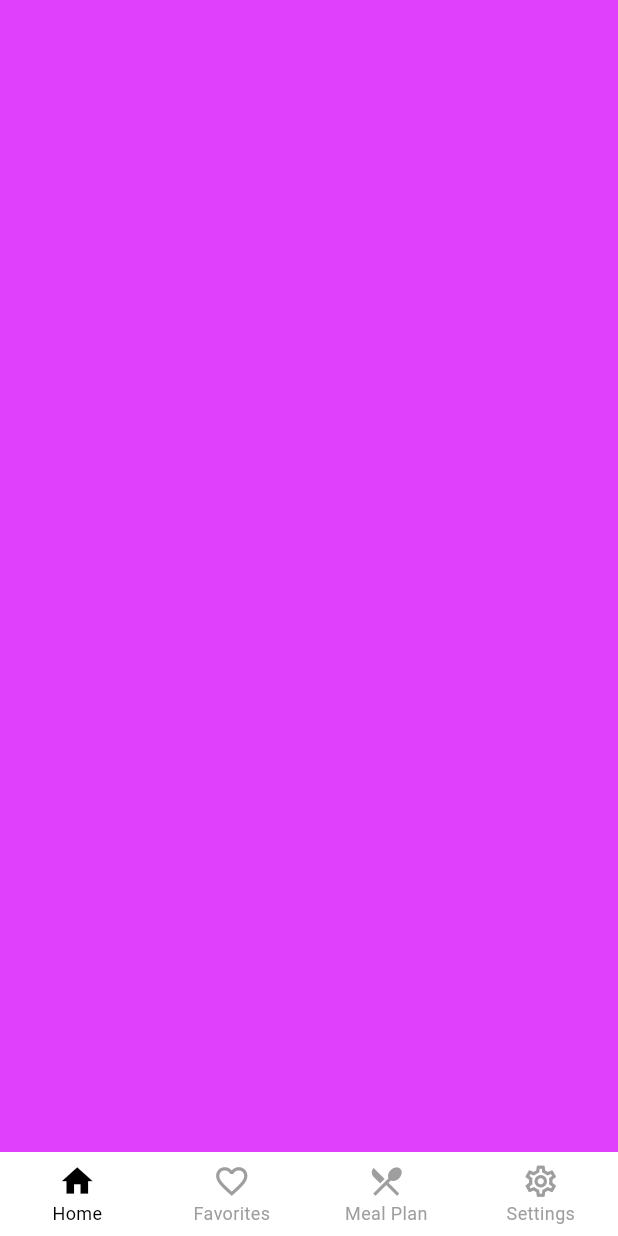
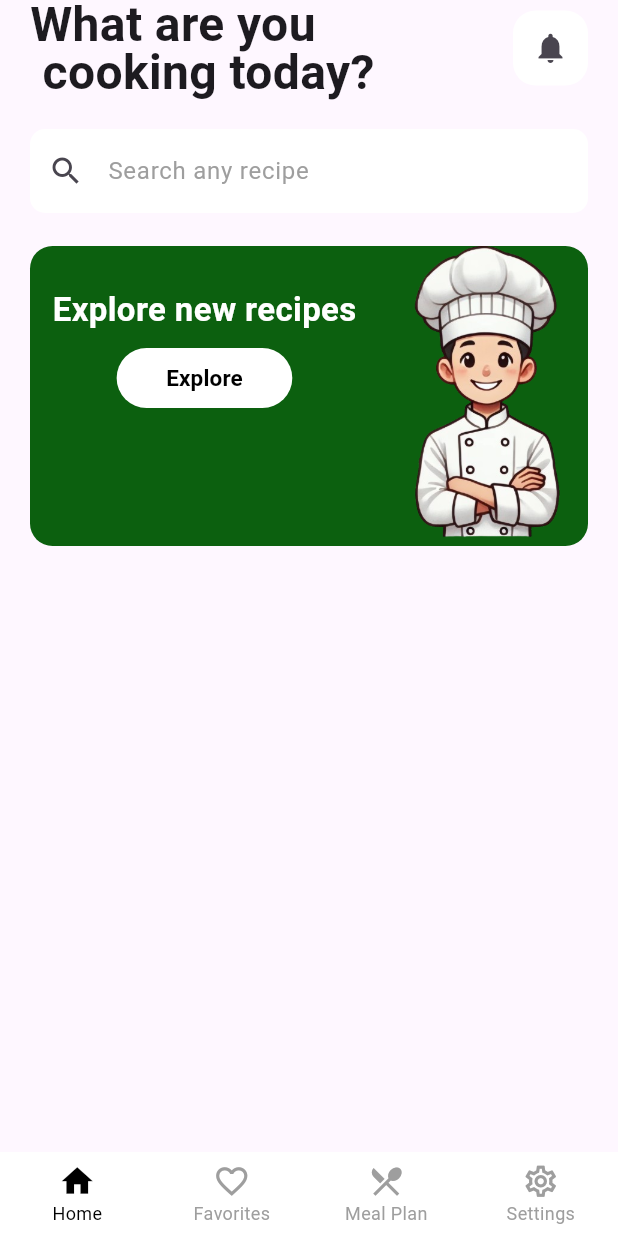
Before and after one commit to Prathisthapandey12/recipe_app, a Flutter app: the screen it shows after launch, on a phone screen of 412 x 824 dp. Run offline on Flutter 3.47's test engine with Material 3 defaults, Android fonts, the phone set to English and light mode, and no system bars; our stand-ins replace firebase_core; accounts and stored records are empty.

Commit message:
updated home screen

```diff
--- a/lib/views/app_home_screen.dart
+++ b/lib/views/app_home_screen.dart
@@ -1,5 +1,6 @@
 import 'package:flutter/material.dart';
-
+import 'package:recipe_app/widgets/my_icon_button.dart';
+import 'package:recipe_app/widgets/banner.dart';
 class AppHomeScreen extends StatefulWidget{
   const AppHomeScreen({Key? key}) : super(key: key);
 
@@ -12,7 +13,49 @@ class _AppHomeScreenState extends State<AppHomeScreen>{
   @override
   Widget build(BuildContext context){
     return Scaffold(
-      backgroundColor: Colors.purpleAccent,
+      body : SafeArea(child: SingleChildScrollView(
+        child: Column(
+          crossAxisAlignment: CrossAxisAlignment.start,
+          children : [
+              Padding(
+                padding : EdgeInsets.symmetric(horizontal: 20),
+                child : Column(
+                  children: [
+                    Row(children: [
+                      Text('What are you \n cooking today?', style: TextStyle(fontSize: 32, fontWeight: FontWeight.bold,height: 1,),),
+                      const Spacer(),
+                      MyIconButton(icon: Icons.notifications, pressed: (){},),
+
+                    ],),
+                    Padding(
+                      padding: EdgeInsets.symmetric(vertical: 22),
+                      child: TextField(
+                        decoration: InputDecoration(
+                          prefixIcon: Icon(Icons.search),
+                          filled: true,
+                          fillColor: Colors.white,
+                          border: InputBorder.none,
+                          hintText : 'Search any recipe',
+                          hintStyle: TextStyle(color: Colors.grey),
+                          enabledBorder: OutlineInputBorder(
+                            borderRadius: BorderRadius.circular(10),
+                            borderSide: BorderSide.none,
+                          ),
+                          focusedBorder: OutlineInputBorder(
+                            borderRadius: BorderRadius.circular(10),
+                            borderSide: BorderSide.none,
+                          ),
+                        ),
+                      ),
+                    ),
+                    BannerToExplore(),
+                ],)
+              ),
+
+          ]
+        ),
+      ),
+      ),
     );
   }
 }
--- /dev/null
+++ b/lib/widgets/banner.dart
@@ -0,0 +1,45 @@
+import 'package:flutter/material.dart';
+
+class BannerToExplore extends StatelessWidget {
+  const BannerToExplore({super.key});
+
+  @override
+  Widget build(BuildContext context) {
+    return Container(
+      width: double.infinity,
+      height: 200,
+      decoration: BoxDecoration(
+        borderRadius: BorderRadius.circular(15),
+        color: const Color.fromARGB(255, 12, 96, 15),
+      ),
+      child: Stack(
+        children : [
+          Positioned(
+            top : 30,
+            left : 15,
+            child : Column(children: [
+              Text('Explore new recipes', style: TextStyle(fontSize: 22, fontWeight: FontWeight.bold, color: Colors.white, height : 1.1),),
+              SizedBox(height: 10,),
+              ElevatedButton(
+                style: ElevatedButton.styleFrom(
+                  padding: EdgeInsets.symmetric(horizontal: 33),
+                  backgroundColor: Colors.white,
+                  elevation: 0,
+                ),
+                onPressed: (){},
+                child: Text("Explore",style: TextStyle(fontSize: 15,fontWeight: FontWeight.bold, color : Colors.black,),)
+              ),
+          ],)
+          ),
+          Positioned(
+            top: 0,
+            bottom: 0,
+            right: -30,
+            child: Image.asset('assets/images/cheff.png'),
+          ),
+
+        ],
+      ),
+    );
+  }
+}
--- /dev/null
+++ b/lib/widgets/my_icon_button.dart
@@ -0,0 +1,23 @@
+import 'package:flutter/material.dart';
+
+class MyIconButton extends StatelessWidget {
+
+  final IconData icon;
+  final VoidCallback pressed;
+  const MyIconButton({super.key, required this.icon, required this.pressed});
+
+  @override
+  Widget build(BuildContext context) {
+    return IconButton(
+      style: IconButton.styleFrom(
+        shape: RoundedRectangleBorder(
+          borderRadius: BorderRadius.circular(15)
+          ),
+        backgroundColor: Colors.white,
+        fixedSize: Size(50, 50),
+      ),
+      icon: Icon(icon),
+      onPressed: pressed,
+    );
+  }
+}
--- a/pubspec.yaml
+++ b/pubspec.yaml
@@ -52,7 +52,9 @@ dev_dependencies:
 
 # The following section is specific to Flutter packages.
 flutter:
-
+  assets:
+    - assets/
+    - assets/images/
   # The following line ensures that the Material Icons font is
   # included with your application, so that you can use the icons in
   # the material Icons class.
```
Also changed, not shown: assets/images/cheff.png (added).
